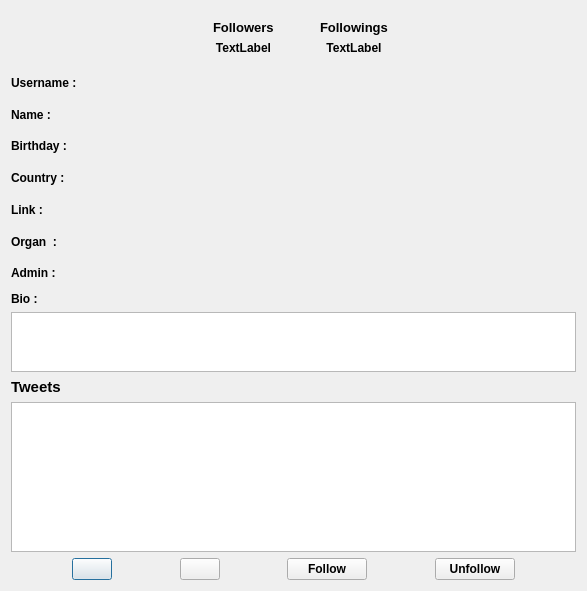
Above: FinalProject/Tweeterak/show_account.ui from amirhosseinbt/FinalProject_AP before the change. Below: the same form after it.
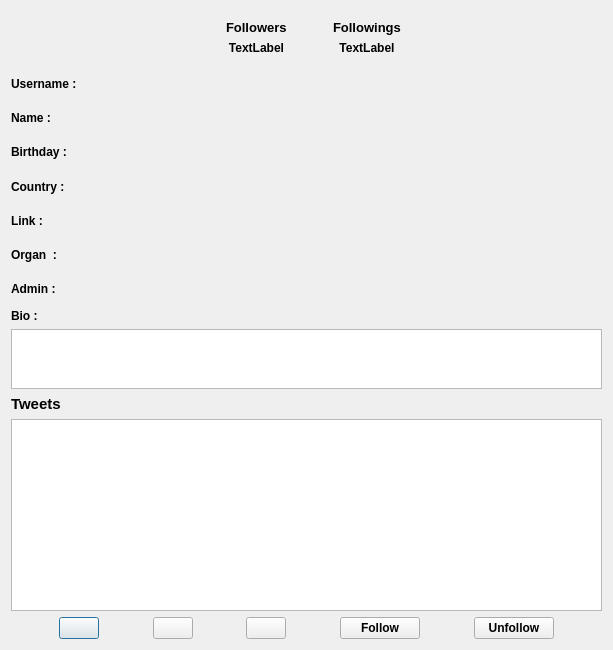
That is the form after the change.

```diff
--- a/FinalProject/Tweeterak/show_account.ui
+++ b/FinalProject/Tweeterak/show_account.ui
@@ -6,8 +6,8 @@
    <rect>
     <x>0</x>
     <y>0</y>
-    <width>587</width>
-    <height>591</height>
+    <width>613</width>
+    <height>650</height>
    </rect>
   </property>
   <property name="windowTitle">
@@ -412,7 +412,7 @@
        <property name="maximumSize">
         <size>
          <width>16777215</width>
-         <height>150</height>
+         <height>200</height>
         </size>
        </property>
        <property name="font">
@@ -447,6 +447,26 @@
        </property>
       </widget>
      </item>
+     <item>
+      <spacer name="horizontalSpacer_9">
+       <property name="orientation">
+        <enum>Qt::Horizontal</enum>
+       </property>
+       <property name="sizeHint" stdset="0">
+        <size>
+         <width>40</width>
+         <height>20</height>
+        </size>
+       </property>
+      </spacer>
+     </item>
+     <item>
+      <widget class="QPushButton" name="btn_retweet">
+       <property name="text">
+        <string/>
+       </property>
+      </widget>
+     </item>
      <item>
       <spacer name="horizontalSpacer_3">
        <property name="orientation">
```
